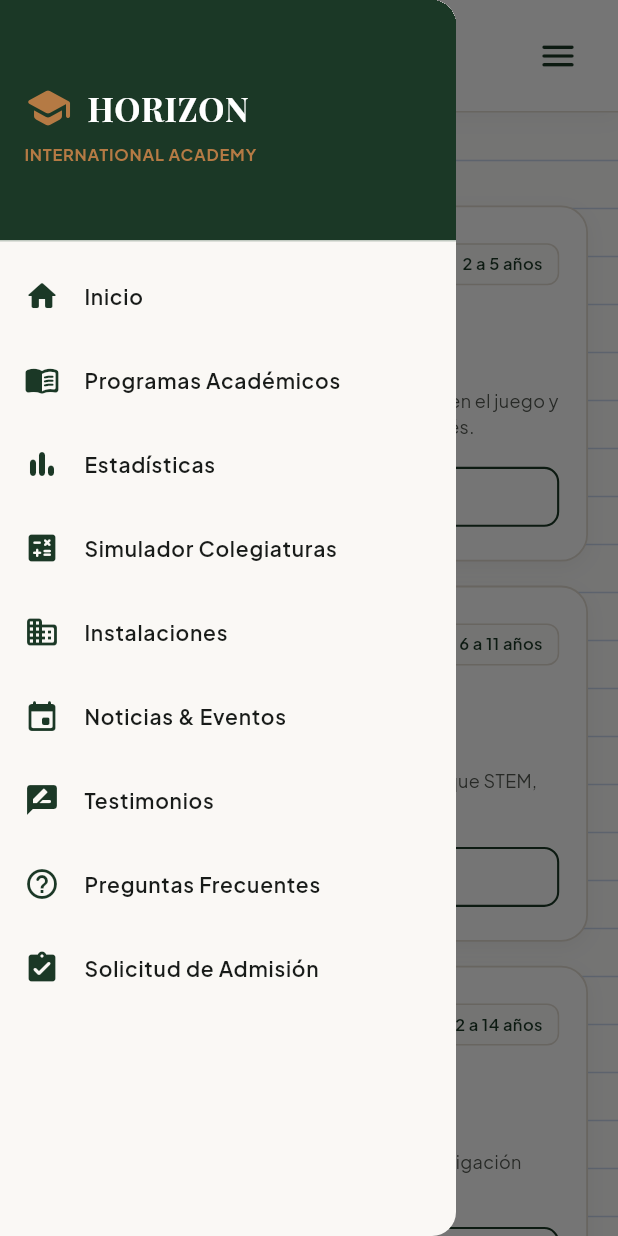
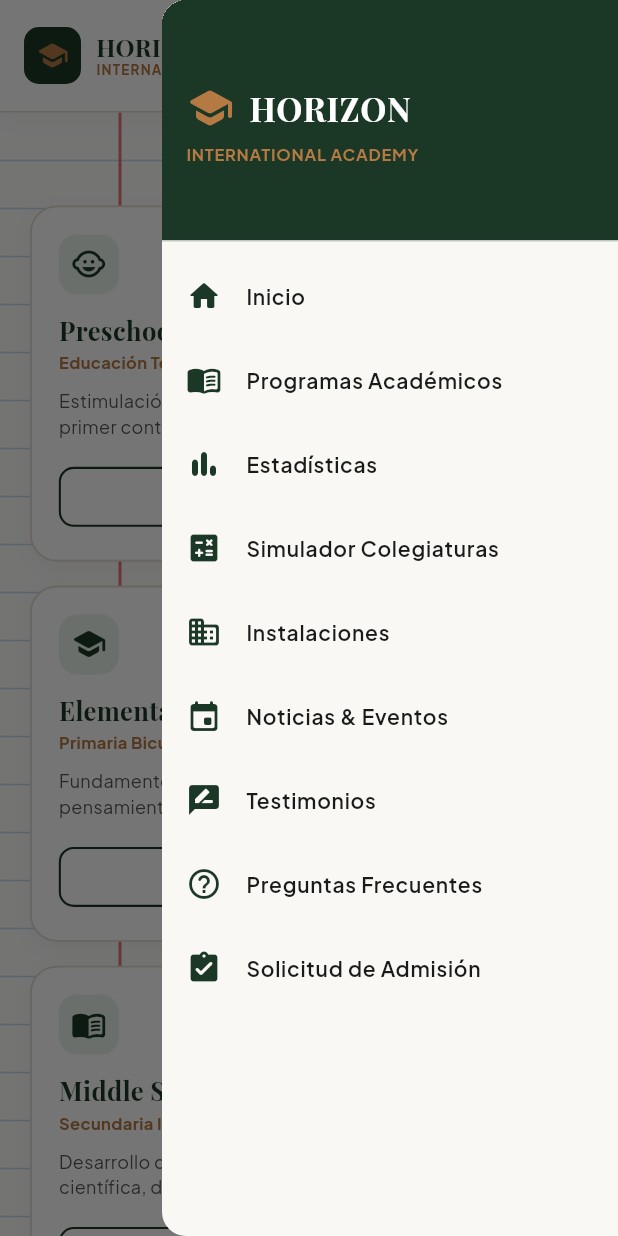
Before and after one commit to kyr3-fxp/horizon-academy-flutter, a Flutter app: the screen it shows after launch, scrolled down 576 dp, after a tap on the "menu" icon, on a phone screen of 412 x 824 dp. Run offline on Flutter 3.47's test engine with Material 3 defaults, Android fonts, the phone set to English and light mode, and no system bars; our stand-ins replace carousel_slider, google_fonts, visibility_detector.

Commit message:
ux(drawer): Align hamburger menu button and drawer slide-in gesture to the right side

```diff
--- a/lib/views/home_page.dart
+++ b/lib/views/home_page.dart
@@ -88,7 +88,7 @@ class _HomePageState extends State<HomePage> {
         onAdmissionPressed: () => _scrollToSection('admissions'),
         onNavigateToSection: _scrollToSection,
       ),
-      drawer: Drawer(
+      endDrawer: Drawer(
         backgroundColor: AppColors.bgSurfaceElevated,
         child: ListView(
           padding: EdgeInsets.zero,
--- a/lib/views/widgets/custom_app_bar.dart
+++ b/lib/views/widgets/custom_app_bar.dart
@@ -96,7 +96,7 @@ class CustomAppBar extends StatelessWidget implements PreferredSizeWidget {
               ),
             ),
 
-            // Navegación Desktop / Menú Móvil
+            // Navegación Desktop / Menú Hamburguesa Móvil
             if (isDesktop)
               Row(
                 children: [
@@ -142,9 +142,10 @@ class CustomAppBar extends StatelessWidget implements PreferredSizeWidget {
               )
             else
               IconButton(
-                icon: const Icon(Icons.menu_rounded, color: AppColors.primary, size: 28),
+                icon: const Icon(Icons.menu_rounded, color: AppColors.primary, size: 30),
+                tooltip: 'Abrir Menú de Navegación',
                 onPressed: () {
-                  Scaffold.of(context).openDrawer();
+                  Scaffold.of(context).openEndDrawer();
                 },
               ),
           ],
```
